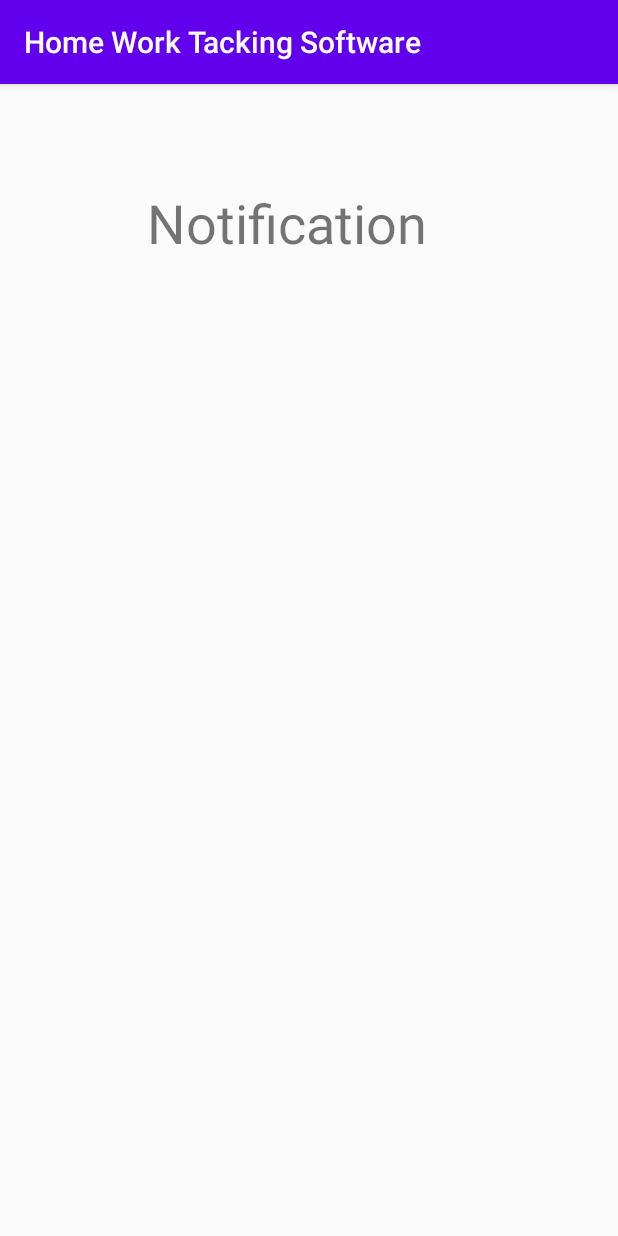
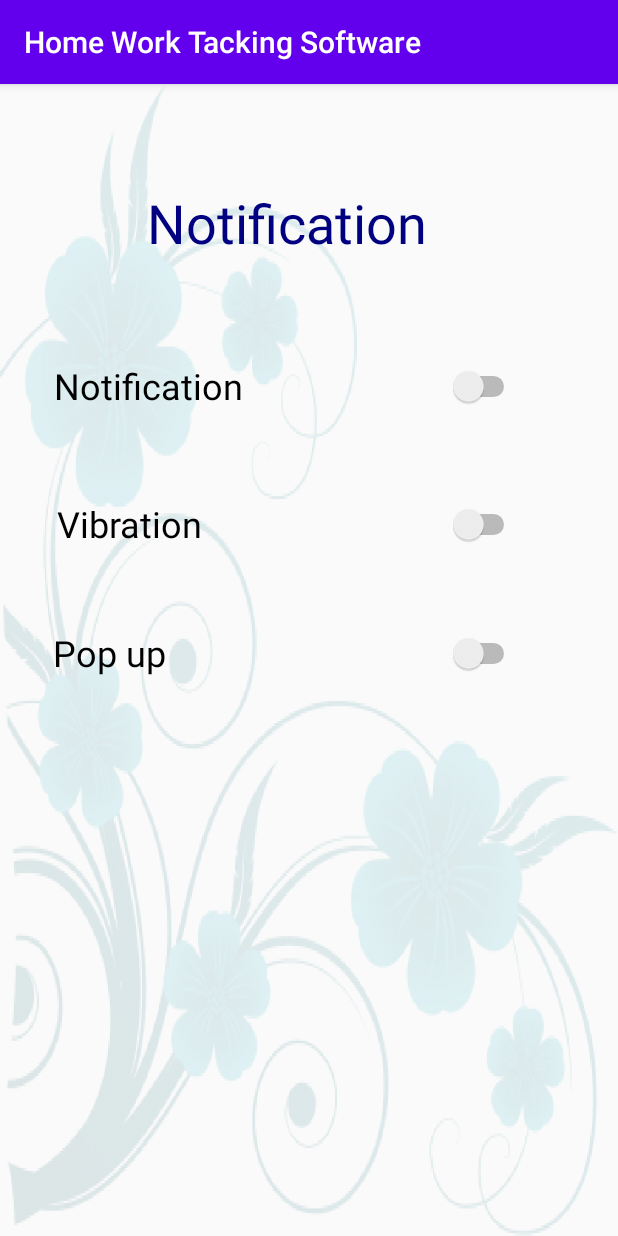
Before and after one commit to AnawaratneMANA/MOBILE_APPLICATION, an Android app: the Notification screen opened directly, with no data from a screen before it, on a phone screen of 412 x 824 dp. Run offline under Robolectric (Android 15) with nearby library versions, the phone set to English and light mode, and no system bars.

Commit message:
Submission for viva

```diff
--- a/app/src/main/res/layout/activity_notification.xml
+++ b/app/src/main/res/layout/activity_notification.xml
@@ -4,8 +4,35 @@
     xmlns:tools="http://schemas.android.com/tools"
     android:layout_width="match_parent"
     android:layout_height="match_parent"
+    android:background="@drawable/background"
     tools:context=".Notification">
 
+
+    <Switch
+        android:id="@+id/switch3"
+        android:layout_width="@dimen/switch_size"
+        android:layout_height="57dp"
+        android:layout_alignParentStart="true"
+        android:layout_alignParentEnd="true"
+        android:layout_alignParentBottom="true"
+        android:layout_marginStart="35dp"
+        android:layout_marginEnd="@dimen/layout_marginEnd"
+        android:layout_marginBottom="360dp"
+        android:text="Pop up"
+        android:textSize="@dimen/content_size" />
+
+    <Switch
+        android:id="@+id/switch2"
+        android:layout_width="@dimen/switch_size"
+        android:layout_height="57dp"
+        android:layout_alignParentStart="true"
+        android:layout_alignParentEnd="true"
+        android:layout_alignParentBottom="true"
+        android:layout_marginStart="38dp"
+        android:layout_marginEnd="@dimen/layout_marginEnd"
+        android:layout_marginBottom="446dp"
+        android:text="Vibration"
+        android:textSize="@dimen/content_size" />
 
     <TextView
         android:id="@+id/textView"
@@ -13,8 +40,24 @@
         android:layout_height="wrap_content"
         android:layout_alignParentEnd="true"
         android:layout_alignParentBottom="true"
-        android:layout_marginEnd="127dp"
+        android:layout_marginEnd="@dimen/layout_marginEnd_topic_Notification"
         android:layout_marginBottom="651dp"
+        android:text="@string/title_activity_Notification"
+        style="@style/Header"/>
+
+    <Switch
+        android:id="@+id/switch1"
+        android:layout_width="@dimen/switch_size"
+        android:layout_height="57dp"
+        android:layout_alignParentStart="true"
+        android:layout_alignParentEnd="true"
+        android:layout_alignParentBottom="true"
+        android:layout_marginStart="36dp"
+        android:layout_marginEnd="@dimen/layout_marginEnd"
+        android:layout_marginBottom="538dp"
         android:text="Notification"
-        android:textSize="36sp" />
+        android:textSize="@dimen/content_size" />
+
+
+
 </RelativeLayout>
--- a/app/src/main/res/layout/content_sounds.xml
+++ b/app/src/main/res/layout/content_sounds.xml
@@ -3,6 +3,7 @@
     xmlns:app="http://schemas.android.com/apk/res-auto"
     android:layout_width="match_parent"
     android:layout_height="match_parent"
+    android:background="@drawable/background"
     app:layout_behavior="@string/appbar_scrolling_view_behavior">
 
     <FrameLayout
--- a/app/src/main/res/values/dimens.xml
+++ b/app/src/main/res/values/dimens.xml
@@ -1,3 +1,14 @@
 <resources>
     <dimen name="fab_margin">16dp</dimen>
+    <dimen name="content_size">24sp</dimen>
+    <dimen name="switch_size">310dp</dimen>
+    <dimen name="layout_marginEnd">65dp</dimen>
+    //settings
+    <dimen name="layout_marginEnd_topic_settings">140dp</dimen>
+    //notification
+    <dimen name="layout_marginEnd_topic_Notification">127dp</dimen>
+    //Sounds
+    <dimen name="layout_marginEnd_topic_Sounds">140dp</dimen>
+    //Background
+    <dimen name="layout_marginEnd_topic_Background">113dp</dimen>
 </resources>
--- a/app/src/main/res/values/styles.xml
+++ b/app/src/main/res/values/styles.xml
@@ -15,5 +15,9 @@
     <style name="AppTheme.AppBarOverlay" parent="ThemeOverlay.AppCompat.Dark.ActionBar" />
 
     <style name="AppTheme.PopupOverlay" parent="ThemeOverlay.AppCompat.Light" />
-
+    <style name="Header">
+        <item name="android:capitalize">characters</item>
+        <item name="android:textColor">#000080</item>/>
+        <item name="android:textSize">36sp</item>
+    </style>
 </resources>
--- a/app/src/main/res/xml/ringingtone_preference.xml
+++ b/app/src/main/res/xml/ringingtone_preference.xml
@@ -1,5 +1,6 @@
 <?xml version="1.0" encoding="utf-8"?>
-<PreferenceScreen xmlns:android="http://schemas.android.com/apk/res/android">
+<PreferenceScreen xmlns:android="http://schemas.android.com/apk/res/android"
+    android:background="@drawable/background">
     <RingtonePreference
         android:title="Sounds Generate"
         android:summary="Choose a sound"
```
Also changed, not shown: app/src/main/AndroidManifest.xml (+4 -4 lines), app/src/main/res/layout/activity_background.xml (+14 -2 lines), app/src/main/res/layout/activity_main.xml (+10 -19 lines), app/src/main/res/layout/homeworktackingsoftware.xml (deleted, +0 -7 lines), app/src/main/res/navigation/nav_graph.xml (deleted, +0 -28 lines), app/src/main/res/values/strings.xml (+3 -8 lines), app/src/main/res/drawable/background.png (added).
